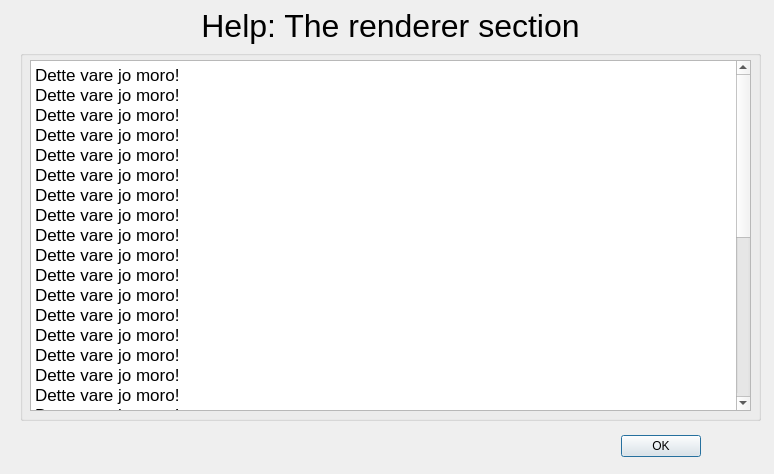
Before: the Qt Designer form dialogrendererhelp.ui in leuat/gamer, drawn with Qt 5.
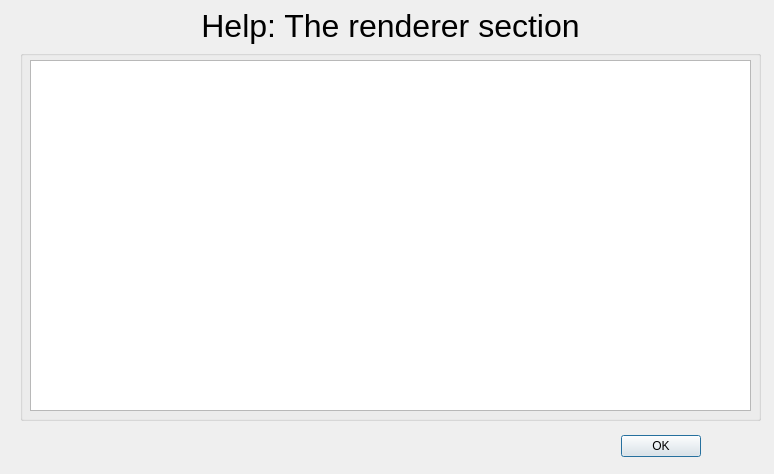
After: the same form once the commit is applied.

What changed in the file:
```diff
--- a/dialogrendererhelp.ui
+++ b/dialogrendererhelp.ui
@@ -75,40 +75,7 @@
      <string>&lt;!DOCTYPE HTML PUBLIC &quot;-//W3C//DTD HTML 4.0//EN&quot; &quot;http://www.w3.org/TR/REC-html40/strict.dtd&quot;&gt;
 &lt;html&gt;&lt;head&gt;&lt;meta name=&quot;qrichtext&quot; content=&quot;1&quot; /&gt;&lt;style type=&quot;text/css&quot;&gt;
 p, li { white-space: pre-wrap; }
-&lt;/style&gt;&lt;/head&gt;&lt;body style=&quot; font-family:'.SF NS Text'; font-size:13pt; font-weight:400; font-style:normal;&quot;&gt;
-&lt;p style=&quot; margin-top:0px; margin-bottom:0px; margin-left:0px; margin-right:0px; -qt-block-indent:0; text-indent:0px;&quot;&gt;Dette vare jo moro!&lt;/p&gt;
-&lt;p style=&quot; margin-top:0px; margin-bottom:0px; margin-left:0px; margin-right:0px; -qt-block-indent:0; text-indent:0px;&quot;&gt;Dette vare jo moro!&lt;/p&gt;
-&lt;p style=&quot; margin-top:0px; margin-bottom:0px; margin-left:0px; margin-right:0px; -qt-block-indent:0; text-indent:0px;&quot;&gt;Dette vare jo moro!&lt;/p&gt;
-&lt;p style=&quot; margin-top:0px; margin-bottom:0px; margin-left:0px; margin-right:0px; -qt-block-indent:0; text-indent:0px;&quot;&gt;Dette vare jo moro!&lt;/p&gt;
-&lt;p style=&quot; margin-top:0px; margin-bottom:0px; margin-left:0px; margin-right:0px; -qt-block-indent:0; text-indent:0px;&quot;&gt;Dette vare jo moro!&lt;/p&gt;
-&lt;p style=&quot; margin-top:0px; margin-bottom:0px; margin-left:0px; margin-right:0px; -qt-block-indent:0; text-indent:0px;&quot;&gt;Dette vare jo moro!&lt;/p&gt;
-&lt;p style=&quot; margin-top:0px; margin-bottom:0px; margin-left:0px; margin-right:0px; -qt-block-indent:0; text-indent:0px;&quot;&gt;Dette vare jo moro!&lt;/p&gt;
-&lt;p style=&quot; margin-top:0px; margin-bottom:0px; margin-left:0px; margin-right:0px; -qt-block-indent:0; text-indent:0px;&quot;&gt;Dette vare jo moro!&lt;/p&gt;
-&lt;p style=&quot; margin-top:0px; margin-bottom:0px; margin-left:0px; margin-right:0px; -qt-block-indent:0; text-indent:0px;&quot;&gt;Dette vare jo moro!&lt;/p&gt;
-&lt;p style=&quot; margin-top:0px; margin-bottom:0px; margin-left:0px; margin-right:0px; -qt-block-indent:0; text-indent:0px;&quot;&gt;Dette vare jo moro!&lt;/p&gt;
-&lt;p style=&quot; margin-top:0px; margin-bottom:0px; margin-left:0px; margin-right:0px; -qt-block-indent:0; text-indent:0px;&quot;&gt;Dette vare jo moro!&lt;/p&gt;
-&lt;p style=&quot; margin-top:0px; margin-bottom:0px; margin-left:0px; margin-right:0px; -qt-block-indent:0; text-indent:0px;&quot;&gt;Dette vare jo moro!&lt;/p&gt;
-&lt;p style=&quot; margin-top:0px; margin-bottom:0px; margin-left:0px; margin-right:0px; -qt-block-indent:0; text-indent:0px;&quot;&gt;Dette vare jo moro!&lt;/p&gt;
-&lt;p style=&quot; margin-top:0px; margin-bottom:0px; margin-left:0px; margin-right:0px; -qt-block-indent:0; text-indent:0px;&quot;&gt;Dette vare jo moro!&lt;/p&gt;
-&lt;p style=&quot; margin-top:0px; margin-bottom:0px; margin-left:0px; margin-right:0px; -qt-block-indent:0; text-indent:0px;&quot;&gt;Dette vare jo moro!&lt;/p&gt;
-&lt;p style=&quot; margin-top:0px; margin-bottom:0px; margin-left:0px; margin-right:0px; -qt-block-indent:0; text-indent:0px;&quot;&gt;Dette vare jo moro!&lt;/p&gt;
-&lt;p style=&quot; margin-top:0px; margin-bottom:0px; margin-left:0px; margin-right:0px; -qt-block-indent:0; text-indent:0px;&quot;&gt;Dette vare jo moro!&lt;/p&gt;
-&lt;p style=&quot; margin-top:0px; margin-bottom:0px; margin-left:0px; margin-right:0px; -qt-block-indent:0; text-indent:0px;&quot;&gt;Dette vare jo moro!&lt;/p&gt;
-&lt;p style=&quot; margin-top:0px; margin-bottom:0px; margin-left:0px; margin-right:0px; -qt-block-indent:0; text-indent:0px;&quot;&gt;Dette vare jo moro!&lt;/p&gt;
-&lt;p style=&quot; margin-top:0px; margin-bottom:0px; margin-left:0px; margin-right:0px; -qt-block-indent:0; text-indent:0px;&quot;&gt;Dette vare jo moro!&lt;/p&gt;
-&lt;p style=&quot; margin-top:0px; margin-bottom:0px; margin-left:0px; margin-right:0px; -qt-block-indent:0; text-indent:0px;&quot;&gt;Dette vare jo moro!&lt;/p&gt;
-&lt;p style=&quot; margin-top:0px; margin-bottom:0px; margin-left:0px; margin-right:0px; -qt-block-indent:0; text-indent:0px;&quot;&gt;Dette vare jo moro!&lt;/p&gt;
-&lt;p style=&quot; margin-top:0px; margin-bottom:0px; margin-left:0px; margin-right:0px; -qt-block-indent:0; text-indent:0px;&quot;&gt;Dette vare jo moro!&lt;/p&gt;
-&lt;p style=&quot; margin-top:0px; margin-bottom:0px; margin-left:0px; margin-right:0px; -qt-block-indent:0; text-indent:0px;&quot;&gt;Dette vare jo moro!&lt;/p&gt;
-&lt;p style=&quot; margin-top:0px; margin-bottom:0px; margin-left:0px; margin-right:0px; -qt-block-indent:0; text-indent:0px;&quot;&gt;Dette vare jo moro!&lt;/p&gt;
-&lt;p style=&quot; margin-top:0px; margin-bottom:0px; margin-left:0px; margin-right:0px; -qt-block-indent:0; text-indent:0px;&quot;&gt;&amp;lt;b&amp;gt;OISANN&amp;lt;/b&amp;gt;&lt;/p&gt;
-&lt;p style=&quot; margin-top:0px; margin-bottom:0px; margin-left:0px; margin-right:0px; -qt-block-indent:0; text-indent:0px;&quot;&gt;Dette vare jo moro!&lt;/p&gt;
-&lt;p style=&quot; margin-top:0px; margin-bottom:0px; margin-left:0px; margin-right:0px; -qt-block-indent:0; text-indent:0px;&quot;&gt;Dette vare jo moro!&lt;/p&gt;
-&lt;p style=&quot; margin-top:0px; margin-bottom:0px; margin-left:0px; margin-right:0px; -qt-block-indent:0; text-indent:0px;&quot;&gt;Dette vare jo moro!&lt;/p&gt;
-&lt;p style=&quot; margin-top:0px; margin-bottom:0px; margin-left:0px; margin-right:0px; -qt-block-indent:0; text-indent:0px;&quot;&gt;Dette vare jo moro!&lt;/p&gt;
-&lt;p style=&quot; margin-top:0px; margin-bottom:0px; margin-left:0px; margin-right:0px; -qt-block-indent:0; text-indent:0px;&quot;&gt;Dette vare jo moro!&lt;/p&gt;
-&lt;p style=&quot; margin-top:0px; margin-bottom:0px; margin-left:0px; margin-right:0px; -qt-block-indent:0; text-indent:0px;&quot;&gt;Dette vare jo moro!&lt;/p&gt;
-&lt;p style=&quot; margin-top:0px; margin-bottom:0px; margin-left:0px; margin-right:0px; -qt-block-indent:0; text-indent:0px;&quot;&gt;Dette vare jo moro!&lt;/p&gt;
+&lt;/style&gt;&lt;/head&gt;&lt;body style=&quot; font-family:'MS Shell Dlg 2'; font-size:8.25pt; font-weight:400; font-style:normal;&quot;&gt;
 &lt;p style=&quot;-qt-paragraph-type:empty; margin-top:0px; margin-bottom:0px; margin-left:0px; margin-right:0px; -qt-block-indent:0; text-indent:0px;&quot;&gt;&lt;br /&gt;&lt;/p&gt;&lt;/body&gt;&lt;/html&gt;</string>
     </property>
    </widget>
```
